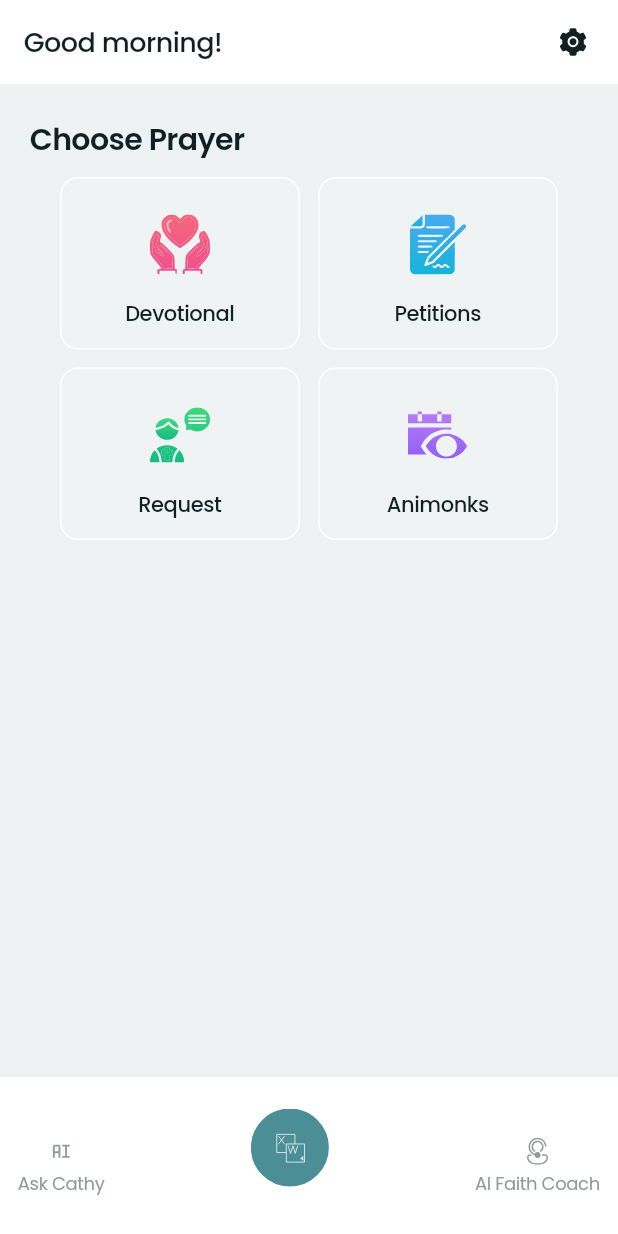
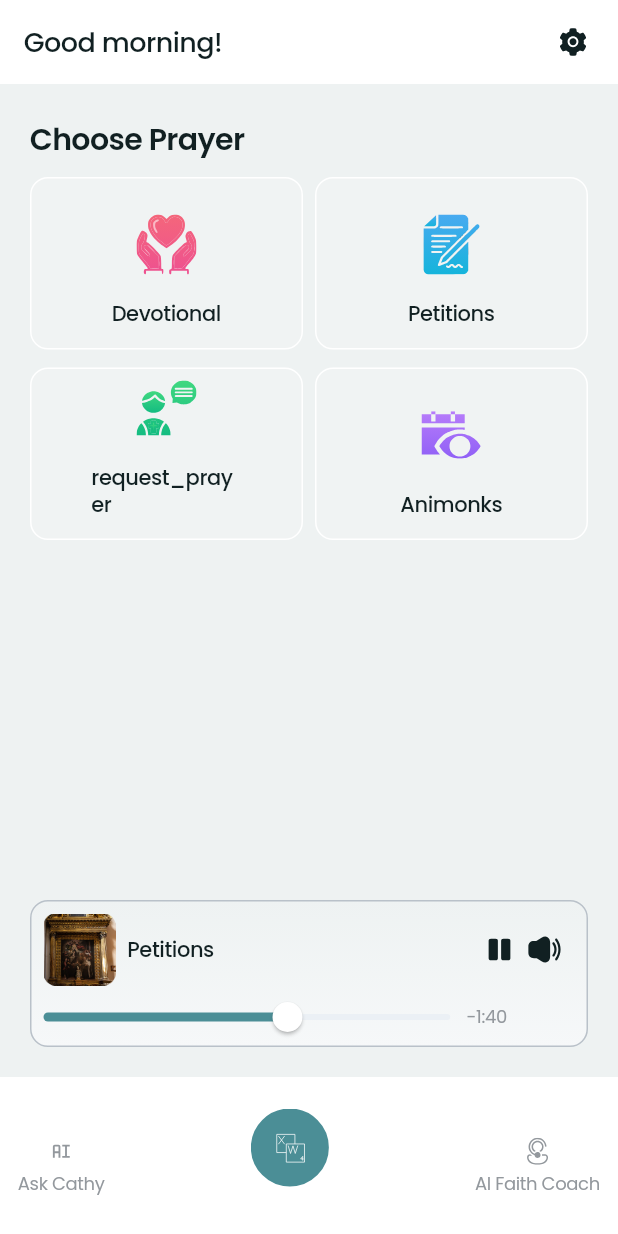
Before and after one commit to hadoopadministrator/3_Min_for_God, a Flutter app: the screen it shows after launch, after a tap on "Continue", on a phone screen of 412 x 824 dp. Run offline on Flutter 3.47's test engine with Material 3 defaults, Android fonts, the phone set to English and light mode, and no system bars; our stand-ins replace audioplayers, flutter_svg, flutter_svg_provider, get, get_storage, google_fonts.

Commit message:
HomeScreen Player UI, localization

```diff
--- a/lib/controllers/language_controller.dart
+++ b/lib/controllers/language_controller.dart
@@ -20,7 +20,6 @@ class LanguageController extends GetxController {
 
   // Change app locale
   void changeLocale(Locale newLocale) {
-
     locale.value = newLocale;
     box.write('selectedLanguage', '${newLocale.languageCode}_${newLocale.countryCode}');
     Get.updateLocale(newLocale);
--- a/lib/main.dart
+++ b/lib/main.dart
@@ -6,11 +6,12 @@
 import 'package:three_min_for_god/translations/app_translations.dart';
 
 Future<void> main() async {
-   WidgetsFlutterBinding.ensureInitialized();
-    Get.put(LanguageController());
-  await GetStorage.init(); // initialize storage
+  WidgetsFlutterBinding.ensureInitialized();
+  await GetStorage.init(); // initializes storage
+  Get.put(LanguageController());
   runApp(const MyApp());
 }
+
 class MyApp extends StatelessWidget {
   const MyApp({super.key});
 
@@ -19,7 +20,7 @@
   Widget build(BuildContext context) {
     return GetMaterialApp(
       translations: AppTranslations(),
-      locale: AppTranslations.fallbackLocale,
+      locale:  Get.find<LanguageController>().locale.value,
       fallbackLocale: AppTranslations.fallbackLocale,
       debugShowCheckedModeBanner: false,
       title: '3 Min for God',
--- a/lib/screens/home_screen.dart
+++ b/lib/screens/home_screen.dart
@@ -1,5 +1,6 @@
 import 'package:flutter/material.dart';
 import 'package:flutter_svg/flutter_svg.dart';
+import 'package:get/get.dart';
 import 'package:google_fonts/google_fonts.dart';
 import 'package:three_min_for_god/screens/animonks_screen.dart';
 import 'package:three_min_for_god/screens/devotional_screen.dart';
@@ -23,13 +24,22 @@ class _HomeScreenState extends State<HomeScreen> {
     'assets/icons/faith_ai.svg',
   ];
 
-  final List<String> _iconLabels = ['Ask Cathy', '', 'AI Faith Coach'];
+  final List<String> _iconLabels = ['ask_cathy'.tr, '', 'ai_faith_coach'.tr];
 
   final List<Widget> _pages = const [
     MainContainer(),
     MainContainer(),
     MainContainer(),
   ];
+
+  /// Greeting based on time of day
+  String getGreetingMessage() {
+    final hour = DateTime.now().hour;
+    if (hour < 12) return 'good_morning'.tr;
+    if (hour < 17) return 'good_afternoon'.tr;
+    return 'good_evening'.tr;
+  }
+
   @override
   Widget build(BuildContext context) {
     return Scaffold(
@@ -37,7 +47,7 @@ class _HomeScreenState extends State<HomeScreen> {
       appBar: AppBar(
         backgroundColor: Colors.white,
         title: Text(
-          'Good morning!',
+          getGreetingMessage(),
           style: GoogleFonts.poppins(
             fontSize: 18,
             fontWeight: FontWeight.w500,
@@ -91,13 +101,13 @@ class MainContainer extends StatelessWidget {
 
   @override
   Widget build(BuildContext context) {
-    return Padding(
-      padding: const EdgeInsets.only(bottom: 20, left: 20, right: 20, top: 24),
+    return Container(
+      margin: const EdgeInsets.only(bottom: 20, left: 20, right: 20, top: 24),
       child: Column(
         crossAxisAlignment: CrossAxisAlignment.start,
         children: [
           Text(
-            'Choose Prayer',
+            'choose_prayer'.tr,
             style: GoogleFonts.poppins(
               fontSize: 20,
               fontWeight: FontWeight.w600,
@@ -108,35 +118,41 @@ class MainContainer extends StatelessWidget {
           ),
           const SizedBox(height: 12),
           Row(
-            mainAxisAlignment: MainAxisAlignment.center,
             children: [
-              ContainerWidget(
+              Expanded(
+                child: ContainerWidget(
                   iconPath: 'assets/icons/devotional.svg',
-                iconTitle: 'Devotional',
+                  iconTitle:  'devotional'.tr,
                   onTap: () {
                     Navigator.push(
                       context,
                       MaterialPageRoute(
-                      builder: (context) => DevotionalScreen(title: 'Devotional', songPath: 'musics/close_day.mp3',),
+                        builder: (context) => DevotionalScreen(
+                          title:  'devotional'.tr,
+                          songPath: 'musics/close_day.mp3',
+                        ),
                       ),
                     );
                   },
                 ),
-              const SizedBox(width: 12),
-              ContainerWidget(
+              ),
+              const SizedBox(width: 8),
+              Expanded(
+                child: ContainerWidget(
                   iconPath: 'assets/icons/petitions.svg',
-                iconTitle: 'Petitions',
+                  iconTitle: 'petitions'.tr,
                   onTap: () {},
+                ),
               ),
             ],
           ),
           const SizedBox(height: 12),
           Row(
-            mainAxisAlignment: MainAxisAlignment.center,
             children: [
-              ContainerWidget(
+              Expanded(
+                child: ContainerWidget(
                   iconPath: 'assets/icons/request.svg',
-                iconTitle: 'Request',
+                  iconTitle: 'request_prayer'.tr,
                   onTap: () {
                     Navigator.push(
                       context,
@@ -146,19 +162,126 @@ class MainContainer extends StatelessWidget {
                     );
                   },
                 ),
-              const SizedBox(width: 12),
-              ContainerWidget(
+              ),
+              const SizedBox(width: 8),
+              Expanded(
+                child: ContainerWidget(
                   iconPath: 'assets/icons/animonks.svg',
-                iconTitle: 'Animonks',
+                  iconTitle: 'animonks'.tr,
                   onTap: () {
                     Navigator.push(
                       context,
-                    MaterialPageRoute(
-                      builder: (context) => AnimonksScreen(),
-                    ),
+                      MaterialPageRoute(builder: (context) => AnimonksScreen()),
                     );
                   },
                 ),
+              ),
+            ],
+          ),
+          const Spacer(),
+
+          SongPlayWidget(),
+        ],
+      ),
+    );
+  }
+}
+
+class SongPlayWidget extends StatelessWidget {
+  const SongPlayWidget({super.key});
+
+  @override
+  Widget build(BuildContext context) {
+    return Container(
+      padding: const EdgeInsets.only(left: 8, top: 8, right: 16, bottom: 9),
+      decoration: BoxDecoration(
+        borderRadius: BorderRadius.circular(12),
+        gradient: LinearGradient(
+          begin: Alignment.topCenter,
+          end: Alignment.bottomCenter,
+          stops: [0.0, 1.0], //
+          colors: [Color(0xffEEF2F2), Color.fromARGB(255, 246, 248, 249)],
+        ),
+        border: Border.all(width: 1, color: Color(0xffB9C1C9)),
+      ),
+      child: Column(
+        crossAxisAlignment: CrossAxisAlignment.start,
+        children: [
+          Row(
+            children: [
+              Container(
+                height: 48,
+                width: 48,
+                decoration: BoxDecoration(
+                  borderRadius: BorderRadius.circular(8),
+                ),
+                child: Image.asset(
+                  'assets/images/song_play_background.png',
+                  fit: BoxFit.cover,
+                ),
+              ),
+              const SizedBox(width: 8),
+              Text(
+                 'petitions'.tr,
+                style: GoogleFonts.poppins(
+                  fontSize: 14,
+                  fontWeight: FontWeight.w500,
+                  height: 1.3,
+                  letterSpacing: -0.02 * 14,
+                  color: Color(0xff112022),
+                ),
+              ),
+              const Spacer(),
+              SizedBox(
+                height: 20,
+                width: 20,
+                child: SvgPicture.asset(
+                  'assets/icons/pause.svg',
+                  fit: BoxFit.contain,
+                ),
+              ),
+              const SizedBox(width: 8),
+              SizedBox(
+                height: 24,
+                width: 24,
+                child: SvgPicture.asset(
+                  'assets/icons/volume_high.svg',
+                  fit: BoxFit.contain,
+                  colorFilter: ColorFilter.mode(
+                    Color(0xff112022),
+                    BlendMode.srcIn,
+                  ),
+                ),
+              ),
+            ],
+          ),
+          const SizedBox(height: 11),
+          Row(
+            children: [
+              Expanded(
+                child: Slider(
+                  padding: EdgeInsets.all(0),
+                  min: 0,
+                  max: 250,
+                  value: 150,
+                  activeColor: Color(0xff4B8E96),
+                  inactiveColor: Color(0xffEBF0F5),
+                  thumbColor: Colors.white,
+                  onChanged: (value) async {},
+                ),
+              ),
+              const SizedBox(width: 11),
+              Text(
+                '-1:40',
+                style: GoogleFonts.poppins(
+                  fontSize: 12,
+                  fontWeight: FontWeight.w400,
+                  height: 1.3,
+                  letterSpacing: -0.02 * 12,
+                  color: Color(0xff93989D),
+                ),
+              ),
+              const SizedBox(width: 37),
             ],
           ),
         ],
@@ -169,12 +292,12 @@ class MainContainer extends StatelessWidget {
 
 class ContainerWidget extends StatelessWidget {
   final String iconPath;
-  final String iconTitle;
+  final String? iconTitle;
   final VoidCallback onTap;
   const ContainerWidget({
     super.key,
     required this.iconPath,
-    required this.iconTitle,
+    this.iconTitle,
     required this.onTap,
   });
 
@@ -184,29 +307,24 @@ class ContainerWidget extends StatelessWidget {
       onTap: onTap,
       child: Container(
         height: 115,
-        width: 160,
         padding: const EdgeInsets.only(left: 40, bottom: 14, right: 40),
         decoration: BoxDecoration(
-          color: Color(0x1AFFFFFF), // Color(0x1AFFFFFF)
+          color: Color(0x1AFFFFFF),
           borderRadius: BorderRadius.circular(12),
           border: Border.all(color: Colors.white, width: 1),
         ),
-        child: Container(
-          color: Colors.transparent,
         child: Column(
           mainAxisAlignment: MainAxisAlignment.end,
           children: [
             SvgPicture.asset(
               iconPath,
-                // 'assets/icons/devotional.svg',
               height: 40,
               width: 40,
               fit: BoxFit.contain,
             ),
             const SizedBox(height: 17),
             Text(
-                iconTitle,
-                // 'Devotional',
+              iconTitle ?? '',
               style: GoogleFonts.poppins(
                 fontSize: 14,
                 fontWeight: FontWeight.w500,
@@ -218,7 +336,6 @@ class ContainerWidget extends StatelessWidget {
           ],
         ),
       ),
-      ),
     );
   }
 }
--- a/lib/screens/language_selection_screen.dart
+++ b/lib/screens/language_selection_screen.dart
@@ -19,10 +19,8 @@ class LanguageSelectionScreen extends StatelessWidget {
           decoration: BoxDecoration(
             color: Colors.white,
             image: DecorationImage(
-               fit:  BoxFit.fill,
-              image: Svg(
-                'assets/images/language_background.svg',
-              ),
+              fit: BoxFit.fill,
+              image: Svg('assets/images/language_background.svg'),
             ),
           ),
           child: Padding(
@@ -65,8 +63,7 @@ class LanguageSelectionScreen extends StatelessWidget {
                         iconPath: 'assets/icons/flag_uk.svg',
                         title: 'ENGLISH',
                         subtitle: 'default_language'.tr,
-                        selected:
-                            controller.locale.value == Locale('en', 'US'),
+                        selected: controller.locale.value == Locale('en', 'US'),
                         onChanged: (value) {
                           controller.changeLocale(const Locale('en', 'US'));
                         },
@@ -76,8 +73,7 @@ class LanguageSelectionScreen extends StatelessWidget {
                         iconPath: 'assets/icons/flag_spain.svg',
                         title: 'SPANISH',
                         subtitle: 'spanish_language'.tr,
-                        selected:
-                            controller.locale.value == Locale('es', 'ES'),
+                        selected: controller.locale.value == Locale('es', 'ES'),
                         onChanged: (value) {
                           controller.changeLocale(const Locale('es', 'ES'));
                         },
@@ -120,13 +116,10 @@ class LanguageSelectionScreen extends StatelessWidget {
                   onTap: () {
                     final box = GetStorage();
                     box.write('isLanguageSelected', true);
-                    box.write(
-                      'selectedLanguage',
-                      '${controller.locale.value.languageCode}_${controller.locale.value.countryCode}',
-                    );
-                    Navigator.pushReplacement(
+                    Navigator.pushAndRemoveUntil(
                       context,
                       MaterialPageRoute(builder: (context) => HomeScreen()),
+                      (route) => false,
                     );
                     debugPrint('Selected Locale: ${controller.locale.value}');
                   },
--- a/lib/screens/set_notification_timing_screen.dart
+++ b/lib/screens/set_notification_timing_screen.dart
@@ -158,7 +158,7 @@ class _SetNotificationTimingScreenState
           },
         ),
         title: Text(
-          "Settings",
+          "Set Notification Timings",
           style: GoogleFonts.poppins(
             fontSize: 18,
             fontWeight: FontWeight.w500,
@@ -305,11 +305,16 @@ class NotificationCardWidget extends StatelessWidget {
       child: Container(
         decoration: BoxDecoration(
           borderRadius: BorderRadius.circular(12),
-          color: Color(0xffEEF2F2),
-          border: Border.all(color: Color(0xffB9C1C9), width: 1),
-          // gradient: LinearGradient(
-          //   colors: [Color(0xffCCD9E5), Color(0xffB9C1C9)],
-          // ),
+           gradient: LinearGradient(
+          begin: Alignment.topCenter,
+          end: Alignment.bottomCenter,
+          stops: [0.0,1.0],//
+          colors: [
+          Color(0xffEEF2F2),
+          Color.fromARGB(255, 246, 248, 249)
+        ]
+        ),
+        border: Border.all(width: 1, color: Color(0xffB9C1C9)),
         ),
 
         margin: EdgeInsets.all(1),
@@ -352,14 +357,6 @@ class NotificationCardWidget extends StatelessWidget {
                       ? Color(0xff539EA7)
                       : Color(0xffE2E2E2),
                   borderRadius: BorderRadius.circular(50),
-                  // boxShadow: [
-                  //   BoxShadow(
-                  //     blurRadius: 8,
-                  //     offset: Offset(0, 6),
-                  //     color: Color(0x1A000000),
-                  //     spreadRadius: 3,
-                  //   ),
-                  // ],
                 ),
                 alignment: isSwitchEnabled
                     ? Alignment.centerRight
--- a/lib/screens/splash_screen.dart
+++ b/lib/screens/splash_screen.dart
@@ -21,12 +21,12 @@ class _SplashScreenState extends State<SplashScreen> {
     final box = GetStorage();
     bool isLanguageSelected = box.read('isLanguageSelected') ?? false;
     Timer(const Duration(seconds: 6), () {
-      Navigator.pushReplacement(
+      Navigator.pushAndRemoveUntil(
         context,
         MaterialPageRoute(
           builder: (context) =>
               isLanguageSelected ? HomeScreen() : LanguageSelectionScreen(),
-        ),
+        ), (route) => false,
       );
     });
   }
--- a/lib/translations/app_translations.dart
+++ b/lib/translations/app_translations.dart
@@ -8,20 +8,56 @@ class AppTranslations extends Translations {
   @override
   Map<String, Map<String, String>> get keys => {
     'en_US': {
+      // language selection screen
       'choose_language': 'CHOOSE YOUR LANGUAGE',
-          'select_language': 'Select your preferred language\nfor audio and interface',
+      'select_language':
+          'Select your preferred language\nfor audio and interface',
+      'english': 'English',
       'default_language': 'Default Language',
+      'spanish': 'Spanish',
       'spanish_language': 'Spanish Language',
-          'change_later': 'You can change your preferred language later from settings',
+      'change_later':
+          'You can change your preferred language later from settings',
       'continue': 'Continue',
+
+      // home screen
+      'good_morning': 'Good morning!',
+      'good_afternoon': 'Good afternoon!',
+      'good_evening': 'Good evening!',
+      'choose_prayer': 'Choose Prayer',
+      'devotional': 'Devotional',
+      'petitions': 'Petitions',
+       'request': 'Request',
+      // 'request_prayer': 'Request Prayer',
+      'animonks': 'Animonks',
+      'ask_cathy': 'Ask Cathy',
+       'ai_faith_coach': 'AI Faith Coach',
     },
     'es_ES': {
+      // language selection screen
       'choose_language': 'ELIJA SU IDIOMA',
-          'select_language': 'Seleccione su idioma preferido\npara audio e interfaz',
+      'select_language':
+          'Seleccione su idioma preferido\npara audio e interfaz',
+      'english': 'Inglés',
       'default_language': 'Idioma predeterminado',
+      'spanish': 'Español',
       'spanish_language': 'Idioma español',
-          'change_later': 'Puede cambiar su idioma preferido más tarde en la configuración',
+      'change_later':
+          'Puede cambiar su idioma preferido más tarde en la configuración',
       'continue': 'Continuar',
-        }
+
+      // home screen
+      'good_morning': '¡Buenos días!',
+      'good_afternoon': '¡Buenas tardes!',
+      'good_evening': '¡Buenas noches!',
+      'choose_prayer': 'Elegir Oración',
+      'devotional': 'Devocional',
+      'petitions': 'Peticiones',
+      'request': 'Solicitud',
+      // 'request_prayer': 'Solicitar Oración',
+      'animonks': 'Animonjes',
+      'ask_cathy': 'Pregunta a Cathy',
+      'ai_faith_coach': 'Coach de Fe IA',
+    },
   };
 }
```
Also changed, not shown: assets/images/song_play_background.png (added). Lines whose indentation alone changed are shown as unchanged.
